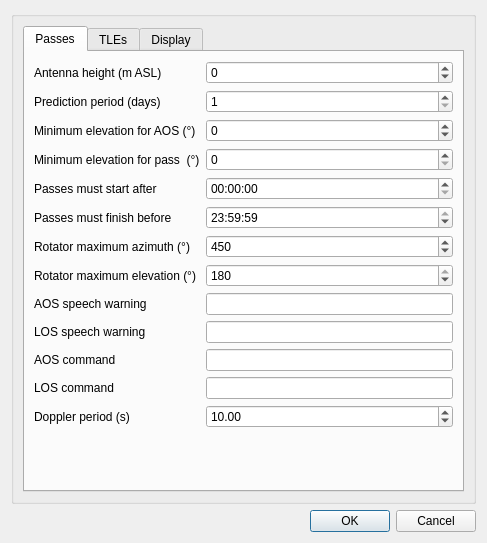
This is plugins/feature/satellitetracker/satellitetrackersettingsdialog.ui in f4exb/sdrangel as Qt 5 draws it before an edit. The edited form follows.
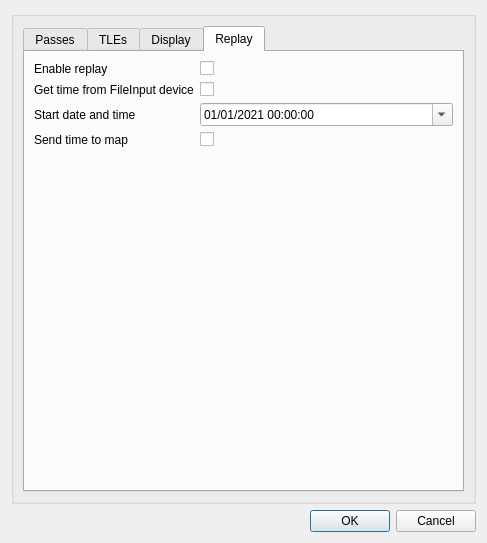
This is the edited form. The open tabs and pages were chosen to show the change.

```diff
--- a/plugins/feature/satellitetracker/satellitetrackersettingsdialog.ui
+++ b/plugins/feature/satellitetracker/satellitetrackersettingsdialog.ui
@@ -12,7 +12,6 @@
   </property>
   <property name="font">
    <font>
-    <family>Liberation Sans</family>
     <pointsize>9</pointsize>
    </font>
   </property>
@@ -495,6 +494,91 @@
           </item>
          </layout>
         </widget>
+        <widget class="QWidget" name="replayTab">
+         <attribute name="title">
+          <string>Replay</string>
+         </attribute>
+         <layout class="QFormLayout" name="formLayout">
+          <item row="0" column="0">
+           <widget class="QLabel" name="replaceEnabledLabel">
+            <property name="text">
+             <string>Enable replay</string>
+            </property>
+           </widget>
+          </item>
+          <item row="0" column="1">
+           <widget class="QCheckBox" name="replayEnabled">
+            <property name="toolTip">
+             <string>Enable replay of a pass in the past, by starting with the chosen date and time</string>
+            </property>
+            <property name="text">
+             <string/>
+            </property>
+           </widget>
+          </item>
+          <item row="1" column="0">
+           <widget class="QLabel" name="useFileInputTimeLabel">
+            <property name="text">
+             <string>Get time from FileInput device</string>
+            </property>
+           </widget>
+          </item>
+          <item row="1" column="1">
+           <widget class="QCheckBox" name="useFileInputTime">
+            <property name="toolTip">
+             <string>Get the time from the FileInput device</string>
+            </property>
+            <property name="text">
+             <string/>
+            </property>
+           </widget>
+          </item>
+          <item row="2" column="0">
+           <widget class="QLabel" name="replayDateTimeLabel">
+            <property name="text">
+             <string>Start date and time</string>
+            </property>
+           </widget>
+          </item>
+          <item row="2" column="1">
+           <widget class="QDateTimeEdit" name="replayDateTime">
+            <property name="toolTip">
+             <string>Set date and time to the displayed value when Satellite Tracker's start button is pressed</string>
+            </property>
+            <property name="date">
+             <date>
+              <year>2021</year>
+              <month>1</month>
+              <day>1</day>
+             </date>
+            </property>
+            <property name="displayFormat">
+             <string>dd/MM/yyyy HH:mm:ss</string>
+            </property>
+            <property name="calendarPopup">
+             <bool>true</bool>
+            </property>
+           </widget>
+          </item>
+          <item row="3" column="0">
+           <widget class="QLabel" name="sendTimeToMapLabel">
+            <property name="text">
+             <string>Send time to map</string>
+            </property>
+           </widget>
+          </item>
+          <item row="3" column="1">
+           <widget class="QCheckBox" name="sendTimeToMap">
+            <property name="toolTip">
+             <string>Send time to Map feature when Satellite Tracker's start button is pressed</string>
+            </property>
+            <property name="text">
+             <string/>
+            </property>
+           </widget>
+          </item>
+         </layout>
+        </widget>
        </widget>
       </item>
      </layout>
```
